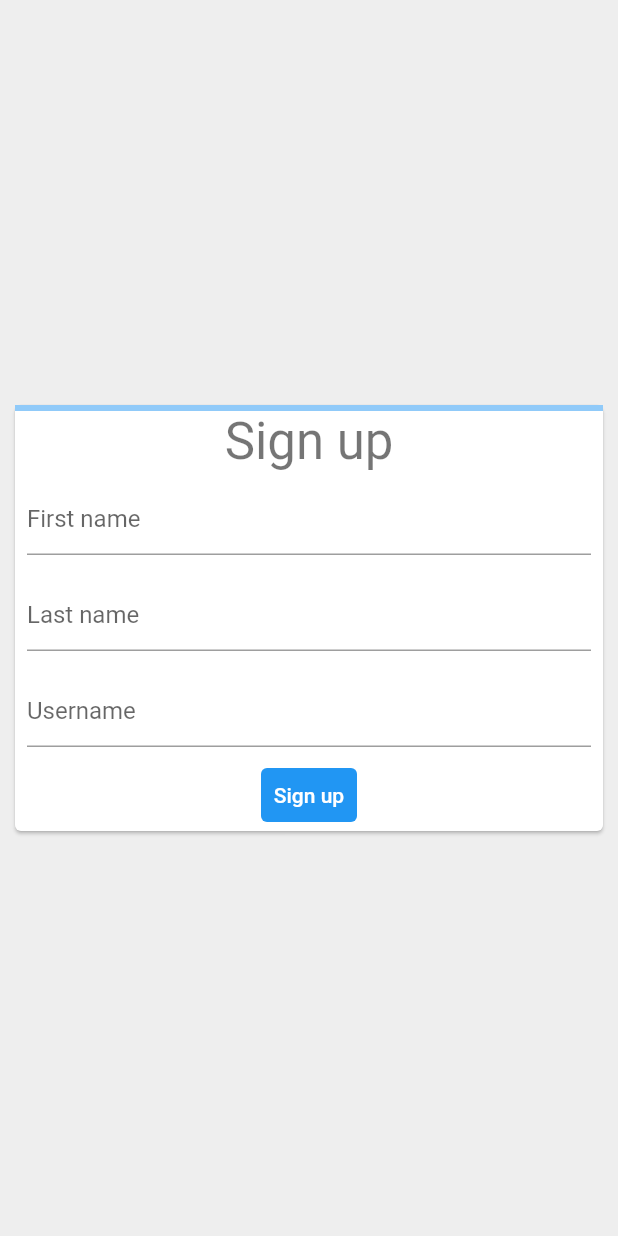
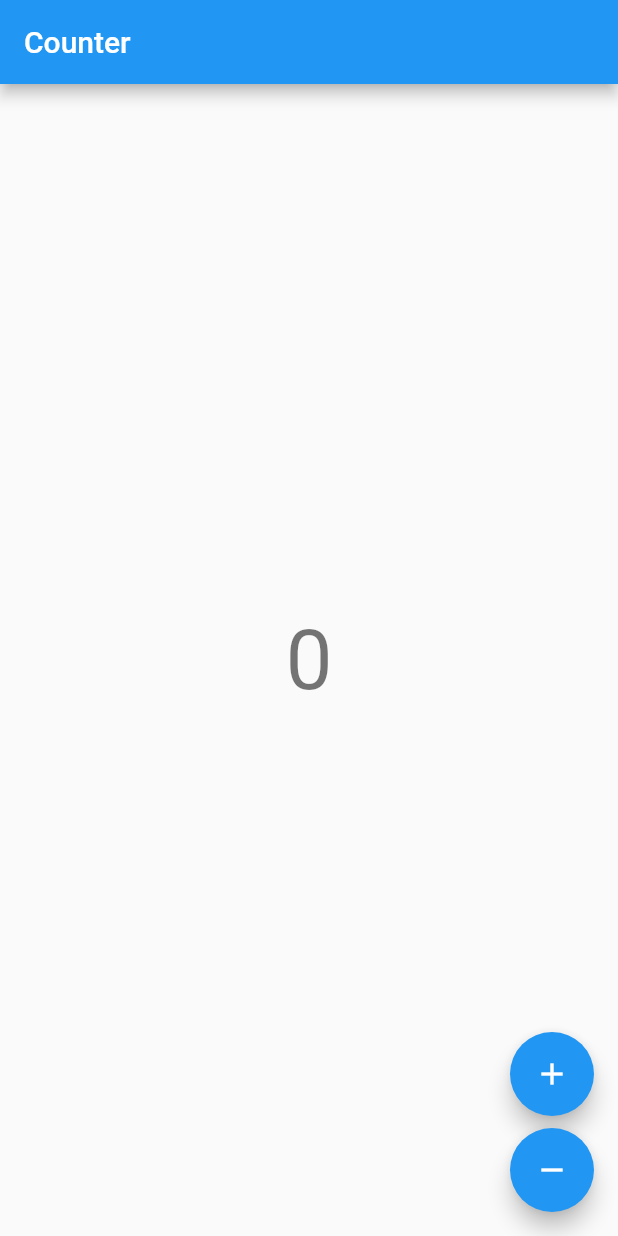
Before and after one commit to Weiqifan1/flutter_web_try, a Flutter app: the screen it shows after launch, on a phone screen of 412 x 824 dp. Run offline on Flutter 3.47's test engine with Material 2 defaults, Android fonts, the phone set to English and light mode, and no system bars; our stand-ins replace bloc, flutter_bloc.

Commit message:
working example of a counter with block state management, form: https://bloclibrary.dev/#/fluttercountertutorial

```diff
--- /dev/null
+++ b/lib/CounterApp.dart
@@ -0,0 +1,11 @@
+import 'package:flutter/material.dart';
+
+import 'counter.dart';
+
+/// {@template counter_app}
+/// A [MaterialApp] which sets the `home` to [CounterPage].
+/// {@endtemplate}
+class CounterApp extends MaterialApp {
+  /// {@macro counter_app}
+  const CounterApp({Key key}) : super(key: key, home: const CounterPage());
+}
--- /dev/null
+++ b/lib/counter.dart
@@ -0,0 +1,2 @@
+export 'counter_cubit.dart';
+export 'counter_page.dart';
--- /dev/null
+++ b/lib/counter_cubit.dart
@@ -0,0 +1,15 @@
+import 'package:bloc/bloc.dart';
+
+/// {@template counter_cubit}
+/// A [Cubit] which manages an [int] as its state.
+/// {@endtemplate}
+class CounterCubit extends Cubit<int> {
+  /// {@macro counter_cubit}
+  CounterCubit() : super(0);
+
+  /// Add 1 to the current state.
+  void increment() => emit(state + 1);
+
+  /// Subtract 1 from the current state.
+  void decrement() => emit(state - 1);
+}
--- /dev/null
+++ b/lib/counter_observer.dart
@@ -0,0 +1,13 @@
+import 'package:bloc/bloc.dart';
+
+/// {@template counter_observer}
+/// [BlocObserver] for the counter application which
+/// observes all [Cubit] state changes.
+/// {@endtemplate}
+class CounterObserver extends BlocObserver {
+  @override
+  void onChange(Cubit cubit, Change change) {
+    print('${cubit.runtimeType} $change');
+    super.onChange(cubit, change);
+  }
+}
--- /dev/null
+++ b/lib/counter_page.dart
@@ -0,0 +1,22 @@
+import 'package:flutter/material.dart';
+import 'package:flutter_bloc/flutter_bloc.dart';
+
+import 'counter.dart';
+import 'counter_view.dart';
+
+/// {@template counter_page}
+/// A [StatelessWidget] which is responsible for providing a
+/// [CounterCubit] instance to the [CounterView].
+/// {@endtemplate}
+class CounterPage extends StatelessWidget {
+  /// {@macro counter_page}
+  const CounterPage({Key key}) : super(key: key);
+
+  @override
+  Widget build(BuildContext context) {
+    return BlocProvider(
+      create: (_) => CounterCubit(),
+      child: CounterView(),
+    );
+  }
+}
--- /dev/null
+++ b/lib/counter_view.dart
@@ -0,0 +1,42 @@
+import 'package:flutter/material.dart';
+import 'package:flutter_bloc/flutter_bloc.dart';
+
+import 'counter.dart';
+
+/// {@template counter_view}
+/// A [StatelessWidget] which reacts to the provided
+/// [CounterCubit] state and notifies it in response to user input.
+/// {@endtemplate}
+class CounterView extends StatelessWidget {
+  @override
+  Widget build(BuildContext context) {
+    final textTheme = Theme.of(context).textTheme;
+    return Scaffold(
+      appBar: AppBar(title: const Text('Counter')),
+      body: Center(
+        child: BlocBuilder<CounterCubit, int>(
+          builder: (context, state) {
+            return Text('$state', style: textTheme.headline2);
+          },
+        ),
+      ),
+      floatingActionButton: Column(
+        mainAxisAlignment: MainAxisAlignment.end,
+        crossAxisAlignment: CrossAxisAlignment.end,
+        children: <Widget>[
+          FloatingActionButton(
+            key: const Key('counterView_increment_floatingActionButton'),
+            child: const Icon(Icons.add),
+            onPressed: () => context.read<CounterCubit>().increment(),
+          ),
+          const SizedBox(height: 8),
+          FloatingActionButton(
+            key: const Key('counterView_decrement_floatingActionButton'),
+            child: const Icon(Icons.remove),
+            onPressed: () => context.read<CounterCubit>().decrement(),
+          ),
+        ],
+      ),
+    );
+  }
+}
--- a/lib/main.dart
+++ b/lib/main.dart
@@ -1,3 +1,17 @@
+import 'package:bloc/bloc.dart';
+import 'package:flutter/material.dart';
+
+import 'CounterApp.dart';
+//import 'app.dart';
+import 'counter_observer.dart';
+
+void main() {
+  Bloc.observer = CounterObserver();
+  runApp(const CounterApp());
+}
+
+
+/*
 import 'package:flutter/material.dart';
 
 void main() => runApp(SignUpApp());
@@ -44,7 +58,7 @@ Widget textAndButton = Container(
 Widget textSection = Container(
   padding: const EdgeInsets.all(32),
   child: Text(
-    'Hello there',
+    'Hello there lykke',
     softWrap: true,),
 );
 
@@ -136,3 +150,4 @@ class _SignUpFormState extends State<SignUpForm> {
     );
   }
 }
+*/
```
Also changed, not shown: pubspec.yaml (+7 -2 lines), pubspec.lock.
